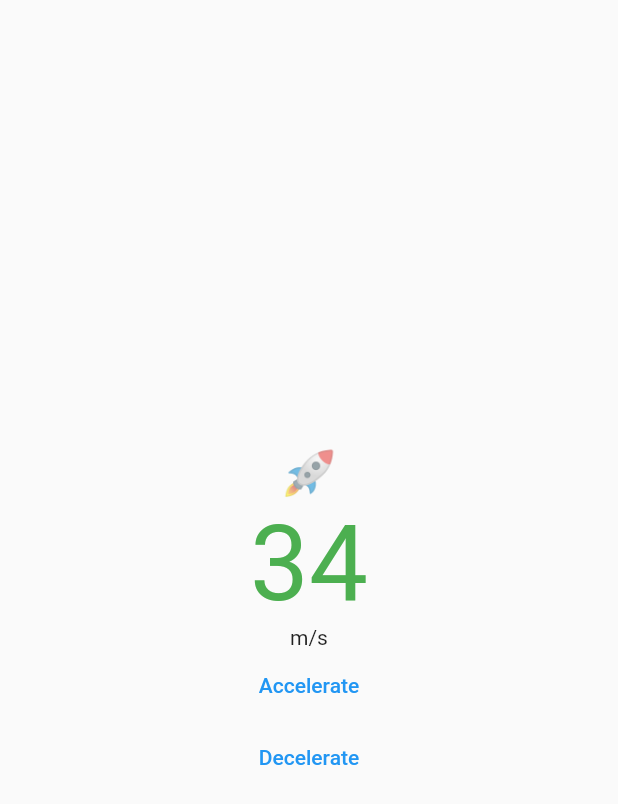
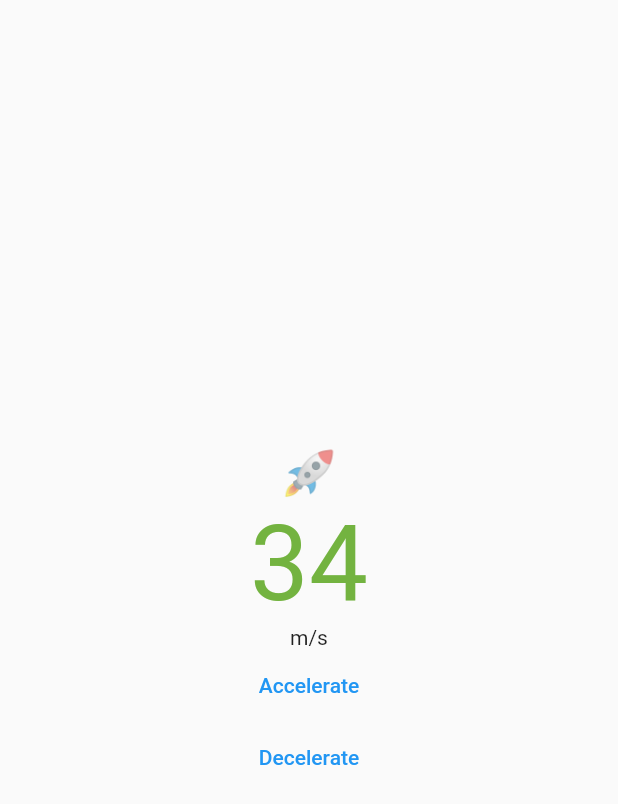
Before and after one commit to ChrisWongAtCUHK/flutter_animations_demo, a Flutter app: the RocketScreen screen opened by its route, after a tap on "Accelerate", on a phone screen of 412 x 824 dp. Shown: the top 804 px of the screen. Run offline on Flutter 3.47's test engine with Material 2 defaults, Android fonts, the phone set to English and light mode, and no system bars.

Commit message:
Color animation

```diff
--- a/lib/views/rocket.dart
+++ b/lib/views/rocket.dart
@@ -19,6 +19,10 @@ class _RocketScreenState extends State<RocketScreen>
           parent: _animationController,
           curve: Curves.easeOut,
           reverseCurve: Curves.easeIn));
+
+  late final Animation _colorAnimation =
+      ColorTween(begin: Colors.green, end: Colors.amber)
+          .animate(_animationController);
 
   @override
   Widget build(BuildContext context) {
@@ -42,7 +46,7 @@ class _RocketScreenState extends State<RocketScreen>
                     _textAnimation.value.toString(),
                     style: theme.textTheme.headlineLarge?.copyWith(
                       fontSize: 70,
-                      color: Colors.green,
+                      color: _colorAnimation.value,
                     ),
                     textAlign: TextAlign.center,
                   );
```
